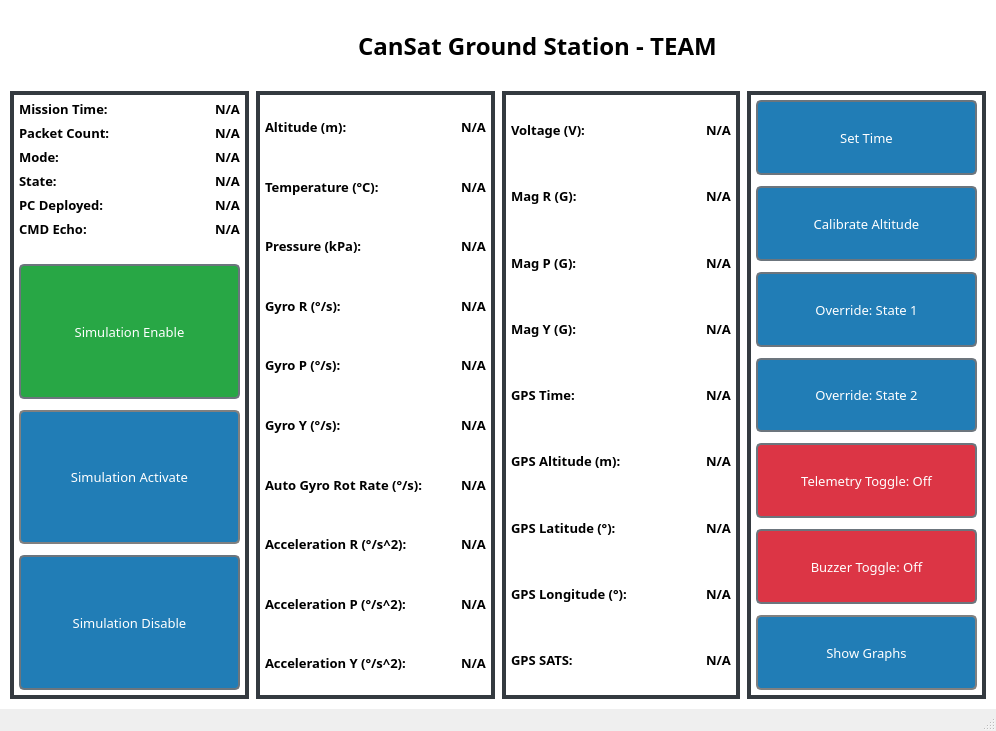
Old version of the form Ground-Station/gui/ground_station.ui in the repository BradyCason/UCI-CanSat-24-25.
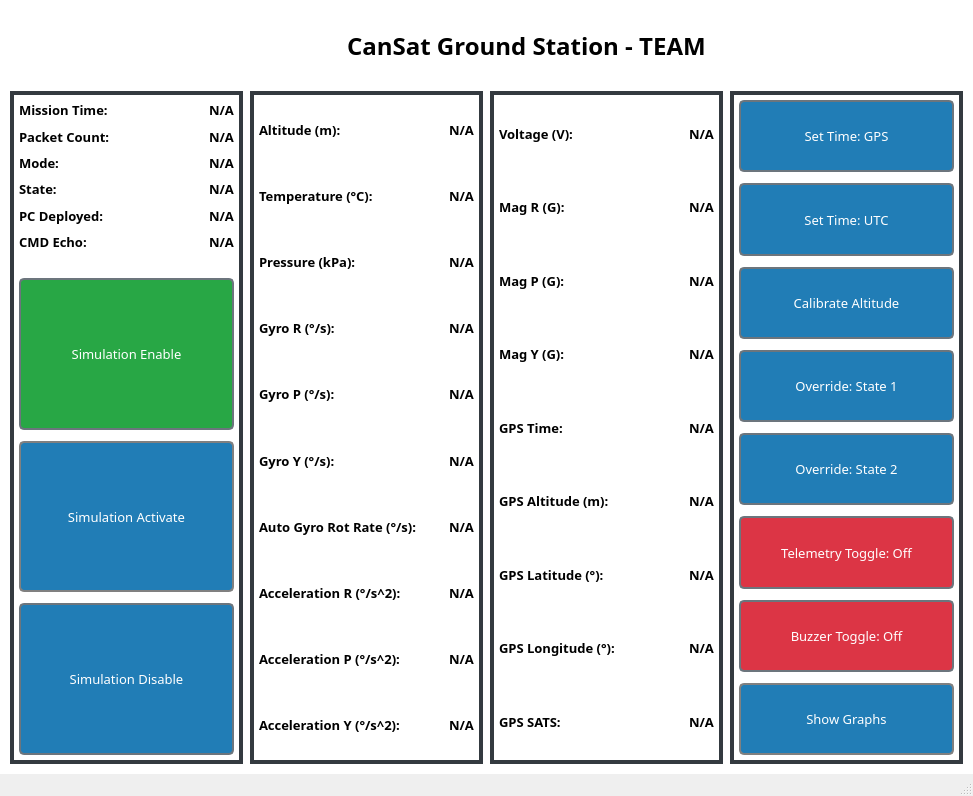
New version of the form.

Commit message: Full Communication, CSV file, Set time buttons

```diff
--- a/Ground-Station/gui/ground_station.ui
+++ b/Ground-Station/gui/ground_station.ui
@@ -6,8 +6,8 @@
    <rect>
     <x>0</x>
     <y>0</y>
-    <width>996</width>
-    <height>731</height>
+    <width>973</width>
+    <height>796</height>
    </rect>
   </property>
   <property name="windowTitle">
@@ -1151,7 +1151,7 @@
        <widget class="QWidget" name="control_container" native="true">
         <layout class="QGridLayout" name="gridLayout_4">
          <item row="0" column="0">
-          <layout class="QVBoxLayout" name="control_panel" stretch="1,0,1,0,1,0,1,0,1,0,1,0,1">
+          <layout class="QVBoxLayout" name="control_panel" stretch="1,0,1,0,1,0,1,0,1,0,1,0,1,0,1">
            <item>
             <widget class="QPushButton" name="set_time_button">
              <property name="sizePolicy">
@@ -1172,7 +1172,7 @@
               <string notr="true"/>
              </property>
              <property name="text">
-              <string>Set Time</string>
+              <string>Set Time: GPS</string>
              </property>
             </widget>
            </item>
@@ -1192,6 +1192,41 @@
              </property>
             </spacer>
            </item>
+           <item>
+            <widget class="QPushButton" name="set_time_utc_button">
+             <property name="sizePolicy">
+              <sizepolicy hsizetype="Minimum" vsizetype="Minimum">
+               <horstretch>0</horstretch>
+               <verstretch>0</verstretch>
+              </sizepolicy>
+             </property>
+             <property name="font">
+              <font>
+               <family>Sans Serif Collection</family>
+               <pointsize>10</pointsize>
+              </font>
+             </property>
+             <property name="text">
+              <string>Set Time: UTC</string>
+             </property>
+            </widget>
+           </item>
+           <item>
+            <spacer name="verticalSpacer">
+             <property name="orientation">
+              <enum>Qt::Vertical</enum>
+             </property>
+             <property name="sizeType">
+              <enum>QSizePolicy::Fixed</enum>
+             </property>
+             <property name="sizeHint" stdset="0">
+              <size>
+               <width>20</width>
+               <height>5</height>
+              </size>
+             </property>
+            </spacer>
+           </item>
            <item>
             <widget class="QPushButton" name="calibrate_alt_button">
              <property name="sizePolicy">
```
Left out of the diff: 4 changed lines with no effect on the pictures. The commit also changes 114 other files.
